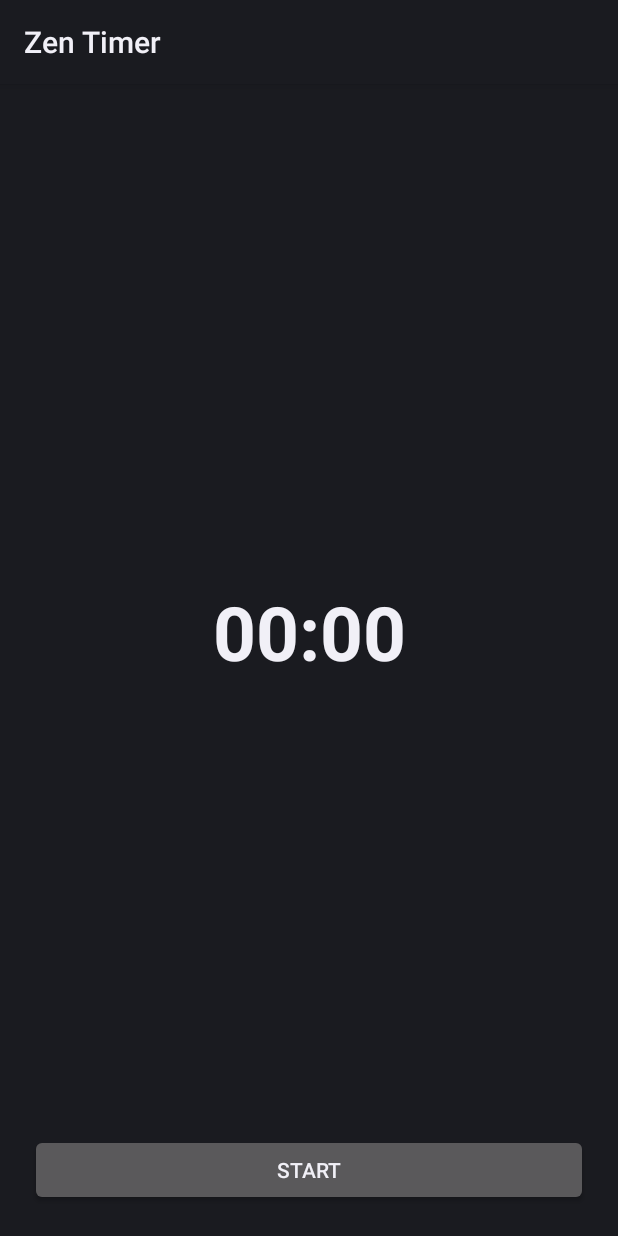
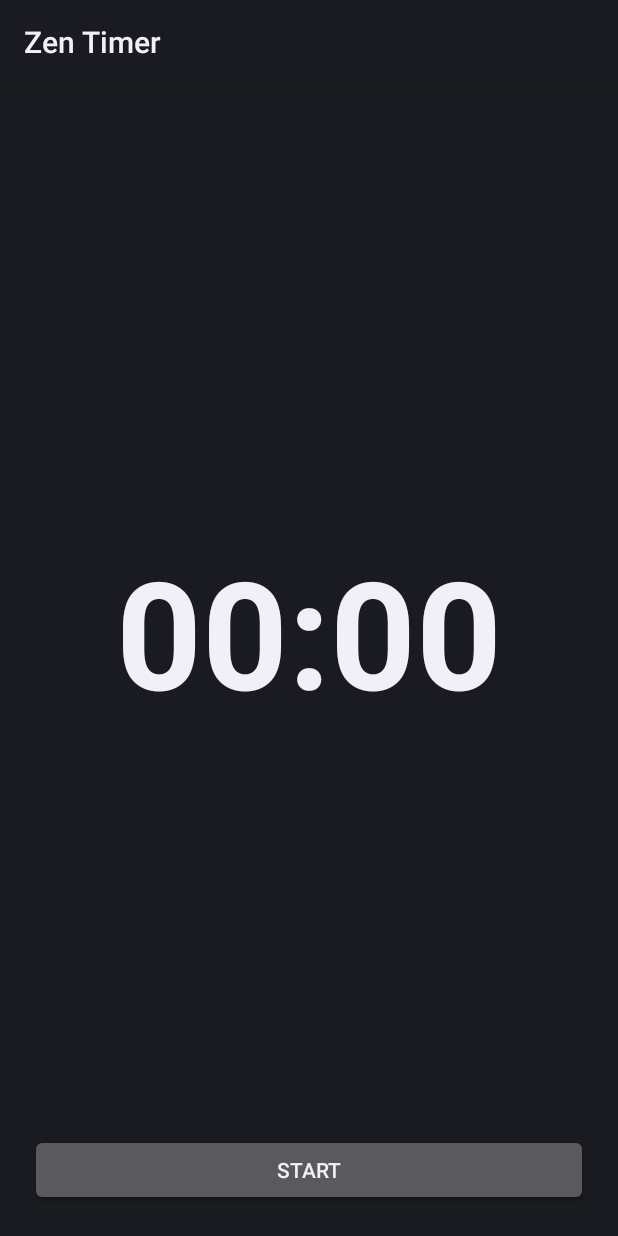
Before and after one commit to choochootrain/zen-timer, an Android app: the layout activity_timer.xml on its own in the app's theme, with its tools: preview values and no code run, on a phone screen of 412 x 824 dp. Run offline under Robolectric (Android 15) with nearby library versions, the phone set to English and light mode, and no system bars.

Commit message:
use larger text and hide actionbar

```diff
--- a/zentimer/src/main/java/com/choochootrain/zentimer/TimerActivity.java
+++ b/zentimer/src/main/java/com/choochootrain/zentimer/TimerActivity.java
@@ -9,6 +9,7 @@ import android.os.SystemClock;
 import android.os.Vibrator;
 import android.support.v4.widget.DrawerLayout;
 import android.view.View;
+import android.view.Window;
 import android.widget.Button;
 import android.widget.CheckedTextView;
 import android.widget.Chronometer;
@@ -40,6 +41,7 @@ public class TimerActivity extends Activity {
     @Override
     protected void onCreate(Bundle savedInstanceState) {
         super.onCreate(savedInstanceState);
+        requestWindowFeature(Window.FEATURE_NO_TITLE);
 
         res = getResources();
         vibrator = (Vibrator) getSystemService(VIBRATOR_SERVICE);
--- a/zentimer/src/main/res/layout/activity_timer.xml
+++ b/zentimer/src/main/res/layout/activity_timer.xml
@@ -19,7 +19,7 @@
             android:layout_height="wrap_content"
             android:keepScreenOn="true"
             android:textStyle="bold"
-            android:textSize="50sp"
+            android:textSize="100sp"
             android:gravity="center"
             android:layout_weight="1" />
 
```
